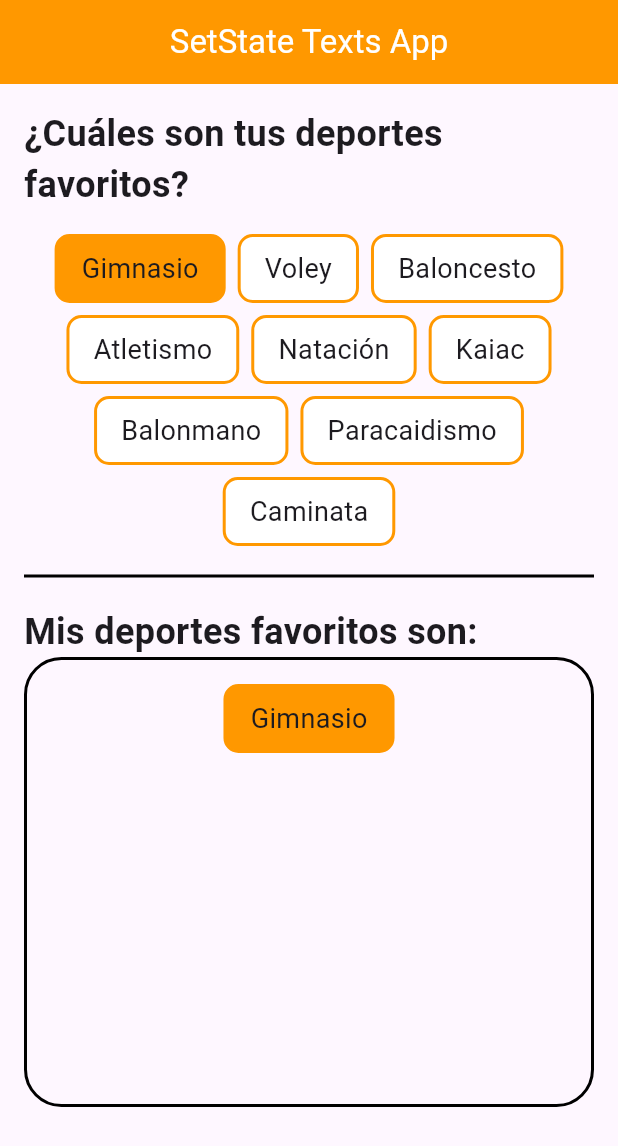
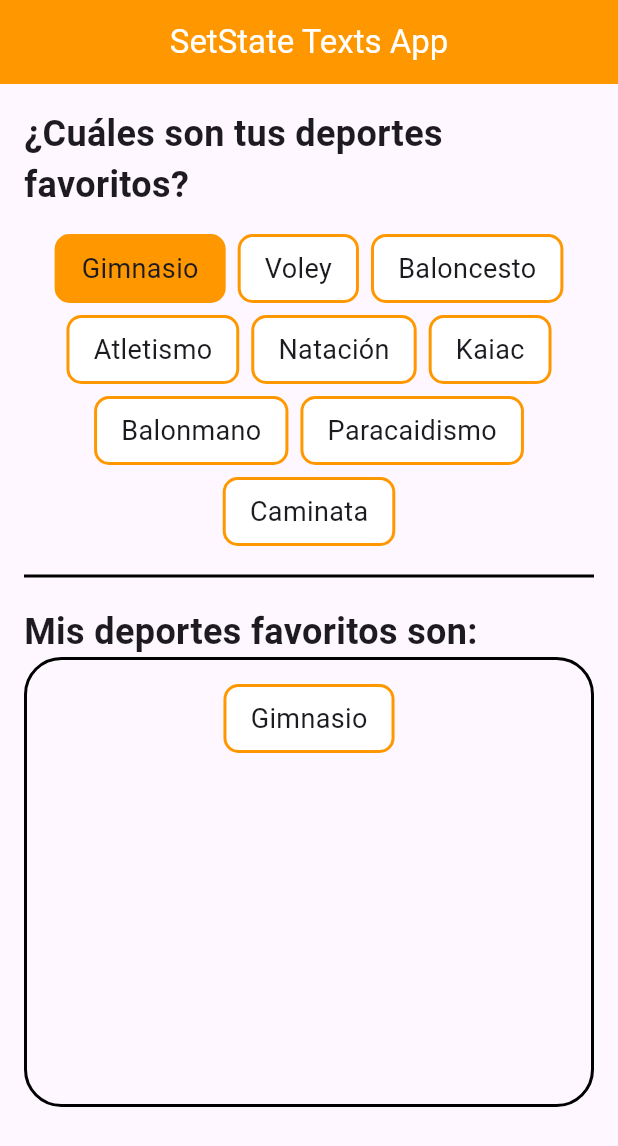
Before and after one commit to fr4nsgallegos/statefullAppG9, a Flutter app: the screen it shows after launch, after a tap on "Gimnasio", on a phone screen of 412 x 824 dp. Shown: the top 1146 px of the screen. Run offline on Flutter 3.47's test engine with Material 3 defaults, Android fonts, the phone set to English and light mode, and no system bars.

Commit message:
concatenando operadores ternarios

```diff
--- a/lib/pages/favorite_deports_page.dart
+++ b/lib/pages/favorite_deports_page.dart
@@ -53,6 +53,7 @@ class _FavoriteDeportsPageState extends State<FavoriteDeportsPage> {
                         }
                         setState(() {});
                       },
+                      isOnFavoriteListContainer: false,
                     )
                 ],
               ),
@@ -84,6 +85,7 @@ class _FavoriteDeportsPageState extends State<FavoriteDeportsPage> {
                     ItemDeportWidget(
                       deporte: favoriteDeportList[i],
                       onTap: () {},
+                      isOnFavoriteListContainer: true,
                     ),
                 ],
               ),
--- a/lib/widgets/item_deport_widget.dart
+++ b/lib/widgets/item_deport_widget.dart
@@ -4,9 +4,11 @@ import 'package:statefullappg9/models/deport_model.dart';
 class ItemDeportWidget extends StatefulWidget {
   DeportModel deporte;
   VoidCallback onTap;
+  bool isOnFavoriteListContainer;
   ItemDeportWidget({
     required this.deporte,
     required this.onTap,
+    required this.isOnFavoriteListContainer,
   });
 
   @override
@@ -26,8 +28,11 @@ class _ItemDeportWidgetState extends State<ItemDeportWidget> {
       child: Container(
         padding: EdgeInsets.symmetric(horizontal: 16, vertical: 8),
         decoration: BoxDecoration(
-          color:
-              widget.deporte.isFavorite == true ? Colors.orange : Colors.white,
+          color: widget.isOnFavoriteListContainer
+              ? Colors.white
+              : widget.deporte.isFavorite == true
+                  ? Colors.orange
+                  : Colors.white,
           border: Border.all(color: Colors.orange, width: 2),
           borderRadius: BorderRadius.circular(10),
         ),
```
